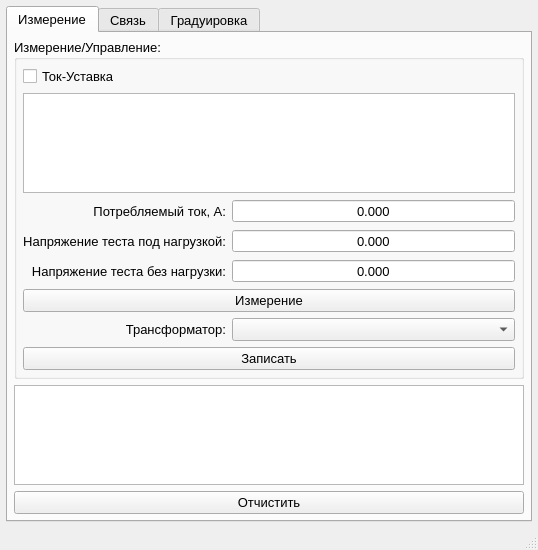
First picture: the form in mainwindow.ui, repository XRay3D/MAN, before the edit.
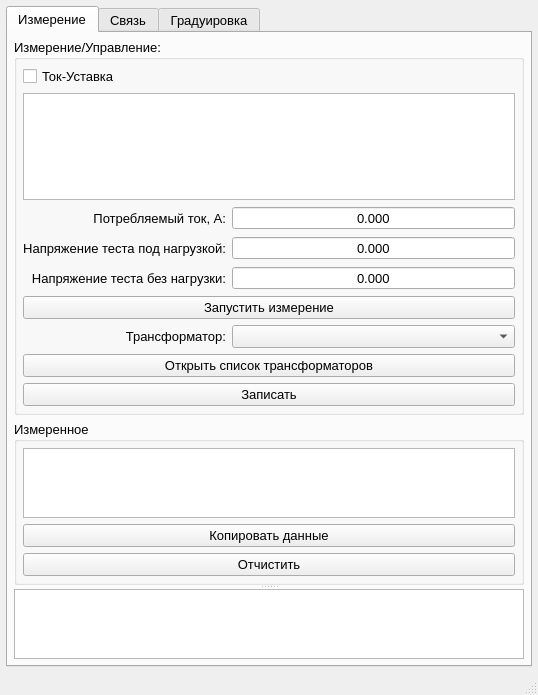
Second picture: the form after the edit. Custom widgets are drawn as their Qt base class.

```diff
--- a/mainwindow.ui
+++ b/mainwindow.ui
@@ -7,7 +7,7 @@
     <x>0</x>
     <y>0</y>
     <width>538</width>
-    <height>550</height>
+    <height>695</height>
    </rect>
   </property>
   <property name="font">
@@ -41,21 +41,7 @@
        <attribute name="title">
         <string>Измерение</string>
        </attribute>
-       <layout class="QVBoxLayout" name="vlayMeasure">
-        <property name="leftMargin">
-         <number>0</number>
-        </property>
-        <property name="topMargin">
-         <number>0</number>
-        </property>
-        <property name="rightMargin">
-         <number>0</number>
-        </property>
-        <property name="bottomMargin">
-         <number>0</number>
-        </property>
-        <item>
-         <layout class="QVBoxLayout" name="verticalLayout">
+       <layout class="QVBoxLayout" name="verticalLayout_4" stretch="0,1">
           <property name="leftMargin">
            <number>6</number>
           </property>
@@ -114,7 +100,7 @@
              <item row="7" column="0" colspan="2">
               <widget class="QPushButton" name="pbMeasure">
                <property name="text">
-                <string>Измерение</string>
+              <string>Запустить измерение</string>
                </property>
                <property name="checkable">
                 <bool>true</bool>
@@ -238,12 +224,48 @@
                </property>
               </widget>
              </item>
+           <item row="9" column="0" colspan="2">
+            <widget class="QPushButton" name="pbTransList">
+             <property name="text">
+              <string>Открыть список трансформаторов</string>
+             </property>
+            </widget>
+           </item>
             </layout>
            </widget>
           </item>
+        <item>
+         <widget class="QSplitter" name="splitter">
+          <property name="orientation">
+           <enum>Qt::Vertical</enum>
+          </property>
+          <widget class="QGroupBox" name="groupBox_2">
+           <property name="title">
+            <string>Измеренное</string>
+           </property>
+           <layout class="QVBoxLayout" name="verticalLayout">
+            <property name="leftMargin">
+             <number>6</number>
+            </property>
+            <property name="topMargin">
+             <number>6</number>
+            </property>
+            <property name="rightMargin">
+             <number>6</number>
+            </property>
+            <property name="bottomMargin">
+             <number>6</number>
+            </property>
           <item>
            <widget class="QTableView" name="tvTested"/>
           </item>
+            <item>
+             <widget class="QPushButton" name="pbCopy">
+              <property name="text">
+               <string>Копировать данные</string>
+              </property>
+             </widget>
+            </item>
           <item>
            <widget class="QPushButton" name="pbClear">
             <property name="text">
@@ -252,6 +274,9 @@
            </widget>
           </item>
          </layout>
+          </widget>
+          <widget class="ChartView" name="chartView"/>
+         </widget>
         </item>
        </layout>
       </widget>
@@ -365,6 +390,13 @@
   <widget class="QStatusBar" name="statusBar"/>
  </widget>
  <layoutdefault spacing="6" margin="11"/>
+ <customwidgets>
+  <customwidget>
+   <class>ChartView</class>
+   <extends>QGraphicsView</extends>
+   <header>chartview.h</header>
+  </customwidget>
+ </customwidgets>
  <resources/>
  <connections/>
 </ui>
```
Left out of the diff: 20 changed lines with no effect on the pictures. Lines whose indentation alone changed are shown as unchanged.
